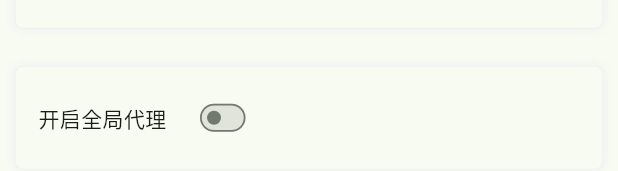
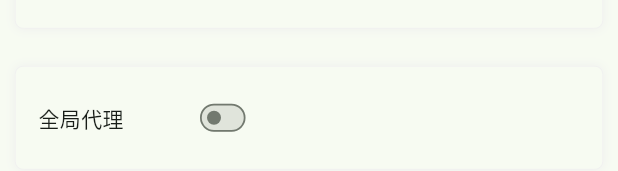
Before and after one commit to lemos1235/leafw, a Flutter app: the GeneralSettings widget shown alone on an empty page, opened directly, on a phone screen of 412 x 824 dp. Shown: the part 387-558 px from the top of the screen. Run offline on Flutter 3.47's test engine with Material 2 defaults, Android fonts, the phone set to English and light mode, and no system bars; our stand-ins replace dio, flutter_svg, hive, hive_flutter, logger, lucide_icons and 1 more; missing offline and left inert: flutter_leaf, flutter_window_close, installed_apps, launch_at_startup, proxy_manager, system_tray; accounts and stored records are empty.

```diff
--- a/lib/pages/settings/settings_page.dart
+++ b/lib/pages/settings/settings_page.dart
@@ -390,7 +390,7 @@ class _GeneralSettingsState extends State<GeneralSettings> {
                       child: Row(
                         mainAxisAlignment: MainAxisAlignment.spaceBetween,
                         children: [
-                          Text("开启全局代理"),
+                          Text("全局代理"),
                           SizedBox(
                             height: 28,
                             child: FittedBox(
```
Also changed, not shown: 1 other file.
